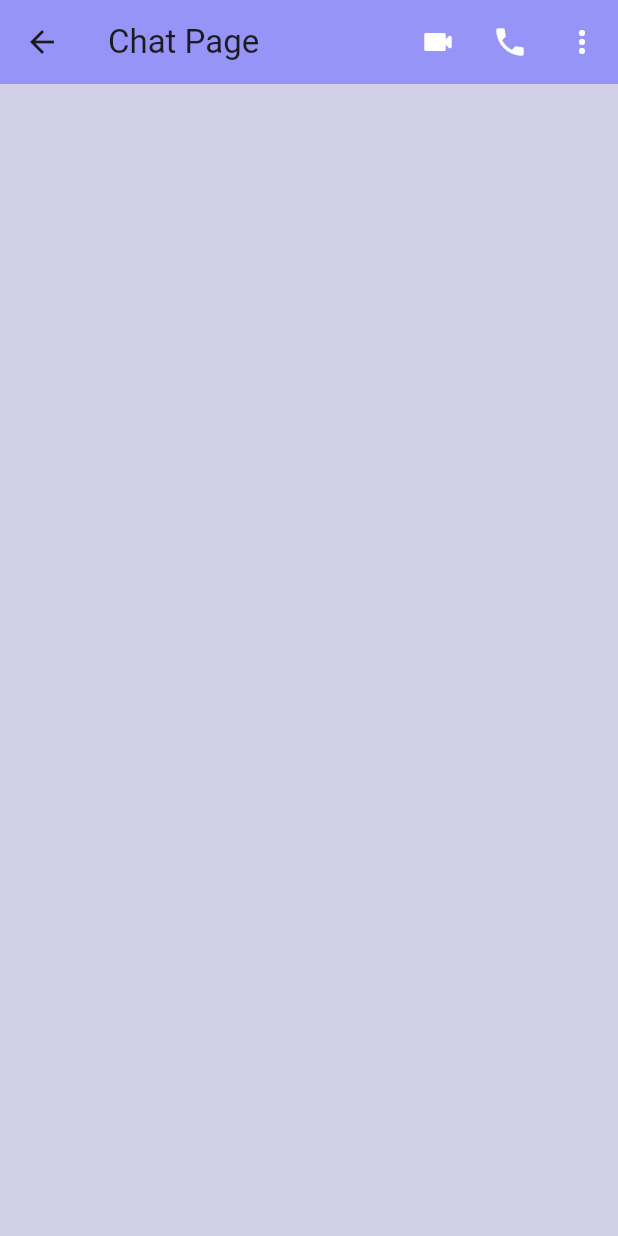
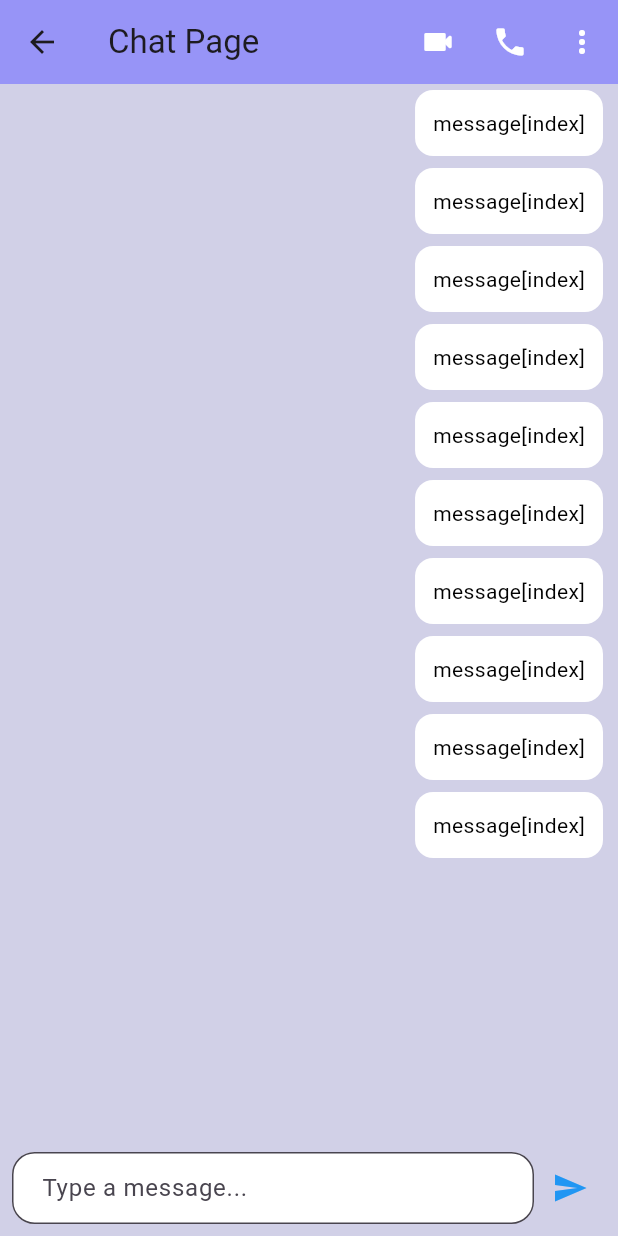
Before and after one commit to sohasara/Chatting-App, a Flutter app: the Chatpage screen opened directly, on a phone screen of 412 x 824 dp. Run offline on Flutter 3.47's test engine with Material 3 defaults, Android fonts, the phone set to English and light mode, and no system bars; our stand-ins replace flutter_riverpod.

Commit message:
Enhance Chatpage UI: Add message display in ListView and improve input field styling

```diff
--- a/lib/features/chat/presentation/chat_page/chatpage.dart
+++ b/lib/features/chat/presentation/chat_page/chatpage.dart
@@ -31,6 +31,71 @@ class Chatpage extends StatelessWidget {
           ),
         ],
       ),
+      body: Column(
+        children: [
+          Expanded(
+            child: SizedBox(
+              width: MediaQuery.of(context).size.width,
+
+              child: ListView.builder(
+                // controller: _scrollController,
+                itemCount: 10,
+                itemBuilder: (context, index) {
+                  return Align(
+                    alignment: Alignment.centerRight,
+                    child: Container(
+                      margin: const EdgeInsets.symmetric(
+                        vertical: 4,
+                        horizontal: 10,
+                      ),
+                      padding: const EdgeInsets.all(12),
+                      decoration: BoxDecoration(
+                        color: Colors.white,
+                        borderRadius: BorderRadius.circular(12),
+                      ),
+                      child: Text(
+                        "message[index]",
+                        style: const TextStyle(color: Colors.black),
+                      ),
+                    ),
+                  );
+                },
+              ),
+            ),
+          ),
+          Padding(
+            padding: const EdgeInsets.all(8.0),
+            child: Row(
+              children: [
+                Expanded(
+                  child: TextField(
+                    minLines: 1,
+                    maxLines: 5,
+                    onSubmitted: (_) {},
+                    //controller: messageController,
+                    decoration: InputDecoration(
+                      contentPadding: const EdgeInsets.symmetric(
+                        horizontal: 16,
+                        vertical: 10,
+                      ),
+                      hintText: 'Type a message...',
+                      filled: true,
+                      fillColor: Colors.white,
+                      border: OutlineInputBorder(
+                        borderRadius: BorderRadius.circular(15),
+                      ),
+                    ),
+                  ),
+                ),
+                IconButton(
+                  icon: const Icon(Icons.send, color: Colors.blue),
+                  onPressed: () {},
+                ),
+              ],
+            ),
+          ),
+        ],
+      ),
     );
   }
 }
```
